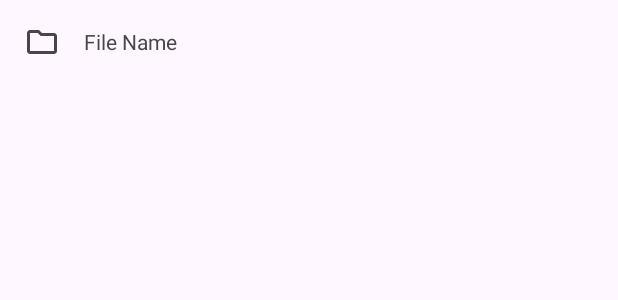
After one commit to MAIGOMAIGO/SimpleAndroidMTP, an Android app: the layout list_item_file.xml on its own in the app's theme, with its tools: preview values and no code run, on a phone screen of 412 x 824 dp. The commit adds this screen. Shown: the top 300 px of the screen. Run offline under Robolectric (Android 15) with nearby library versions, the phone set to English and light mode, and no system bars.

```diff
--- /dev/null
+++ b/app/src/main/res/drawable/folder_24px.xml
@@ -0,0 +1,10 @@
+<vector xmlns:android="http://schemas.android.com/apk/res/android"
+    android:width="24dp"
+    android:height="24dp"
+    android:viewportWidth="960"
+    android:viewportHeight="960"
+    android:tint="?attr/colorControlNormal">
+  <path
+      android:fillColor="@android:color/white"
+      android:pathData="M160,800Q127,800 103.5,776.5Q80,753 80,720L80,240Q80,207 103.5,183.5Q127,160 160,160L400,160L480,240L800,240Q833,240 856.5,263.5Q880,287 880,320L880,720Q880,753 856.5,776.5Q833,800 800,800L160,800ZM160,720L800,720Q800,720 800,720Q800,720 800,720L800,320Q800,320 800,320Q800,320 800,320L447,320L367,240L160,240Q160,240 160,240Q160,240 160,240L160,720Q160,720 160,720Q160,720 160,720ZM160,720Q160,720 160,720Q160,720 160,720L160,240Q160,240 160,240Q160,240 160,240L160,240L160,320L160,320Q160,320 160,320Q160,320 160,320L160,720Q160,720 160,720Q160,720 160,720Z"/>
+</vector>
--- /dev/null
+++ b/app/src/main/res/layout/list_item_file.xml
@@ -0,0 +1,24 @@
+<?xml version="1.0" encoding="utf-8"?>
+<LinearLayout xmlns:android="http://schemas.android.com/apk/res/android"
+    xmlns:tools="http://schemas.android.com/tools"
+    android:layout_width="match_parent"
+    android:layout_height="wrap_content"
+    android:orientation="horizontal"
+    android:padding="16dp"
+    android:gravity="center_vertical">
+
+    <ImageView
+        android:id="@+id/icon_file_type"
+        android:layout_width="24dp"
+        android:layout_height="24dp"
+        android:src="@drawable/folder_24px" />
+
+    <TextView
+        android:id="@+id/text_file_name"
+        android:layout_width="0dp"
+        android:layout_height="wrap_content"
+        android:layout_weight="1"
+        android:layout_marginStart="16dp"
+        tools:text="File Name" />
+
+</LinearLayout>
```
Also changed, not shown: app/src/main/java/com/maigo/simpleandroidmtp/ConnectFragment.kt (+0 -7 lines), app/src/main/java/com/maigo/simpleandroidmtp/ControlFragment.kt (+47 -1 lines), app/src/main/java/com/maigo/simpleandroidmtp/MainActivity.kt (+22 -2 lines), app/src/main/java/com/maigo/simpleandroidmtp/MtpObjectIfoAdapter.kt (added, +50 -0 lines), app/src/main/java/com/maigo/simpleandroidmtp/UsbViewModel.kt (+3 -21 lines), app/src/main/res/drawable/draft_24px.xml (added, +11 -0 lines), app/src/main/res/layout/fragment_control.xml (+35 -2 lines).
